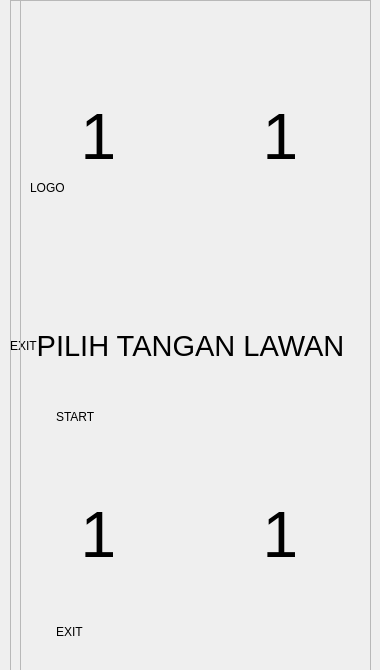
This is Assets/game_ui_qt.ui in azidanit/FP-KB-2020-Ayo-Main-Game as Qt 5 draws it before an edit. The edited form follows.
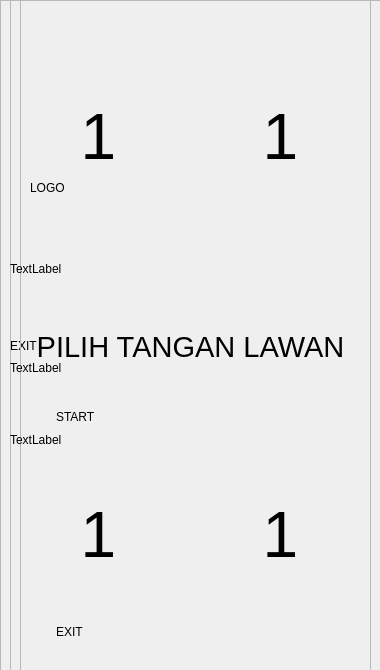
This is the edited form.

What changed in the file:
```diff
--- a/Assets/game_ui_qt.ui
+++ b/Assets/game_ui_qt.ui
@@ -68,19 +68,6 @@
       </property>
      </widget>
     </item>
-    <item row="3" column="1">
-     <widget class="QLabel" name="start_button">
-      <property name="minimumSize">
-       <size>
-        <width>0</width>
-        <height>65</height>
-       </size>
-      </property>
-      <property name="text">
-       <string>START</string>
-      </property>
-     </widget>
-    </item>
     <item row="5" column="1">
      <widget class="QLabel" name="exit_button">
       <property name="minimumSize">
@@ -107,6 +94,19 @@
       </property>
      </spacer>
     </item>
+    <item row="3" column="1">
+     <widget class="QLabel" name="start_button">
+      <property name="minimumSize">
+       <size>
+        <width>0</width>
+        <height>65</height>
+       </size>
+      </property>
+      <property name="text">
+       <string>START</string>
+      </property>
+     </widget>
+    </item>
    </layout>
   </widget>
   <widget class="QFrame" name="ingame_frame">
@@ -170,7 +170,7 @@
     <property name="geometry">
      <rect>
       <x>10</x>
-      <y>300</y>
+      <y>301</y>
       <width>341</width>
       <height>91</height>
      </rect>
@@ -269,10 +269,94 @@
     <string/>
    </property>
   </widget>
+  <widget class="QFrame" name="lose_frame">
+   <property name="geometry">
+    <rect>
+     <x>0</x>
+     <y>0</y>
+     <width>381</width>
+     <height>681</height>
+    </rect>
+   </property>
+   <property name="frameShape">
+    <enum>QFrame::StyledPanel</enum>
+   </property>
+   <property name="frameShadow">
+    <enum>QFrame::Raised</enum>
+   </property>
+   <layout class="QFormLayout" name="formLayout_2">
+    <item row="1" column="0" colspan="2">
+     <widget class="QLabel" name="lose_label">
+      <property name="minimumSize">
+       <size>
+        <width>0</width>
+        <height>120</height>
+       </size>
+      </property>
+      <property name="text">
+       <string>TextLabel</string>
+      </property>
+     </widget>
+    </item>
+    <item row="2" column="0" colspan="2">
+     <widget class="QLabel" name="play_again_label">
+      <property name="minimumSize">
+       <size>
+        <width>0</width>
+        <height>66</height>
+       </size>
+      </property>
+      <property name="text">
+       <string>TextLabel</string>
+      </property>
+     </widget>
+    </item>
+    <item row="3" column="0" colspan="2">
+     <widget class="QLabel" name="menu_label">
+      <property name="minimumSize">
+       <size>
+        <width>0</width>
+        <height>65</height>
+       </size>
+      </property>
+      <property name="text">
+       <string>TextLabel</string>
+      </property>
+     </widget>
+    </item>
+    <item row="0" column="0">
+     <spacer name="verticalSpacer_4">
+      <property name="orientation">
+       <enum>Qt::Vertical</enum>
+      </property>
+      <property name="sizeHint" stdset="0">
+       <size>
+        <width>20</width>
+        <height>170</height>
+       </size>
+      </property>
+     </spacer>
+    </item>
+    <item row="4" column="0">
+     <spacer name="verticalSpacer_5">
+      <property name="orientation">
+       <enum>Qt::Vertical</enum>
+      </property>
+      <property name="sizeHint" stdset="0">
+       <size>
+        <width>20</width>
+        <height>170</height>
+       </size>
+      </property>
+     </spacer>
+    </item>
+   </layout>
+  </widget>
   <zorder>bg_label</zorder>
   <zorder>ingame_frame</zorder>
   <zorder>home_frame</zorder>
   <zorder>move_label</zorder>
+  <zorder>lose_frame</zorder>
  </widget>
  <resources/>
  <connections/>
```
